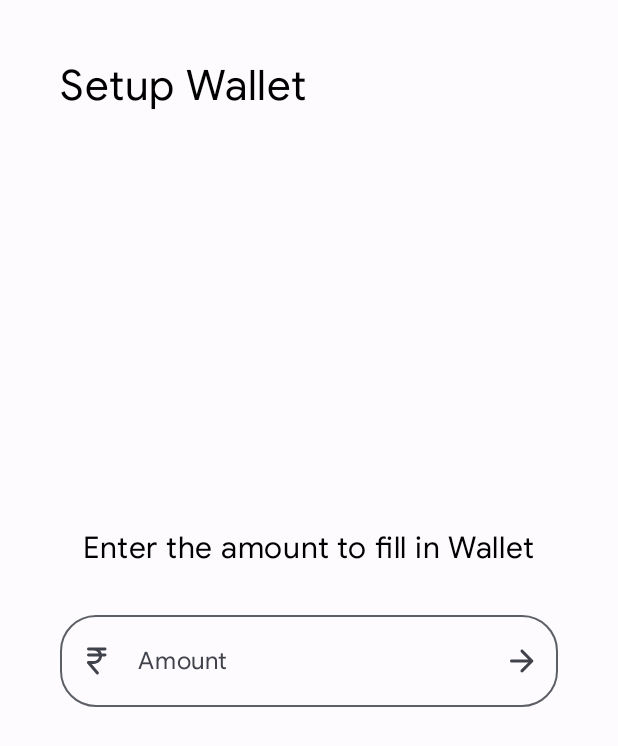
After one commit to yashramani7/Dropay, an Android app built with Jetpack Compose: the PaymentActivity screen opened directly, with no data from a screen before it, on a phone screen of 412 x 824 dp. The commit adds this screen. Shown: the top 746 px of the screen. Run offline under Robolectric (Android 15) with nearby library versions, the phone set to English and light mode, and no system bars; our stand-ins replace Firebase (no records; nobody signed in at launch, a user with empty details on screens opened directly).

Commit message:
Implement Wallet functionality

```diff
--- /dev/null
+++ b/app/src/main/java/com/beesechurgers/gullak/PaymentActivity.kt
@@ -0,0 +1,181 @@
+package com.beesechurgers.gullak
+
+import android.content.Intent
+import android.os.Bundle
+import android.os.Handler
+import android.widget.Toast
+import androidx.activity.ComponentActivity
+import androidx.activity.compose.rememberLauncherForActivityResult
+import androidx.activity.compose.setContent
+import androidx.activity.result.contract.ActivityResultContracts
+import androidx.compose.animation.AnimatedVisibility
+import androidx.compose.animation.animateContentSize
+import androidx.compose.animation.fadeIn
+import androidx.compose.animation.fadeOut
+import androidx.compose.foundation.background
+import androidx.compose.foundation.layout.*
+import androidx.compose.foundation.shape.RoundedCornerShape
+import androidx.compose.foundation.text.KeyboardOptions
+import androidx.compose.material.icons.Icons
+import androidx.compose.material.icons.rounded.ArrowForward
+import androidx.compose.material3.*
+import androidx.compose.runtime.getValue
+import androidx.compose.runtime.mutableStateOf
+import androidx.compose.runtime.saveable.rememberSaveable
+import androidx.compose.runtime.setValue
+import androidx.compose.ui.Alignment
+import androidx.compose.ui.Modifier
+import androidx.compose.ui.graphics.toArgb
+import androidx.compose.ui.platform.LocalFocusManager
+import androidx.compose.ui.res.painterResource
+import androidx.compose.ui.text.TextStyle
+import androidx.compose.ui.text.input.KeyboardType
+import androidx.compose.ui.unit.dp
+import androidx.compose.ui.unit.sp
+import com.beesechurgers.gullak.ui.theme.GullakTheme
+import com.beesechurgers.gullak.ui.theme.backgroundColor
+import com.beesechurgers.gullak.ui.theme.googleSansFont
+import com.beesechurgers.gullak.ui.theme.monoFont
+import com.beesechurgers.gullak.utils.DBConst
+import com.google.firebase.auth.FirebaseAuth
+import com.google.firebase.database.FirebaseDatabase
+
+@OptIn(ExperimentalMaterial3Api::class)
+class PaymentActivity : ComponentActivity() {
+
+    override fun onCreate(savedInstanceState: Bundle?) {
+        super.onCreate(savedInstanceState)
+        setContent {
+            window.statusBarColor = backgroundColor().toArgb()
+
+            GullakTheme(context = this) {
+                Scaffold(
+                    modifier = Modifier
+                        .fillMaxSize()
+                        .background(color = backgroundColor()),
+                    contentColor = contentColorFor(backgroundColor = backgroundColor()),
+                    topBar = {
+                        Surface(
+                            modifier = Modifier
+                                .fillMaxWidth()
+                                .background(color = backgroundColor())
+                                .animateContentSize(),
+                            color = backgroundColor(),
+                            contentColor = contentColorFor(backgroundColor = backgroundColor()),
+                        ) {
+                            Text(
+                                text = "Setup Wallet",
+                                fontFamily = googleSansFont,
+                                fontSize = 28.sp,
+                                modifier = Modifier.padding(start = 40.dp, top = 40.dp)
+                            )
+                        }
+                    },
+                    content = {
+                        Surface(
+                            modifier = Modifier
+                                .fillMaxSize()
+                                .background(color = backgroundColor())
+                                .animateContentSize(),
+                            color = backgroundColor(),
+                            contentColor = contentColorFor(backgroundColor = backgroundColor()),
+                        ) {
+                            Row(
+                                modifier = Modifier
+                                    .fillMaxSize()
+                                    .padding(16.dp)
+                            ) {
+                                Column(
+                                    modifier = Modifier
+                                        .fillMaxWidth()
+                                        .align(Alignment.CenterVertically)
+                                ) {
+                                    Text(
+                                        text = "Enter the amount to fill in Wallet",
+                                        fontFamily = googleSansFont,
+                                        fontSize = 20.sp,
+                                        modifier = Modifier
+                                            .padding(bottom = 24.dp)
+                                            .align(Alignment.CenterHorizontally)
+                                    )
+
+                                    var fieldEnabled by rememberSaveable { mutableStateOf(true) }
+                                    var amount by rememberSaveable { mutableStateOf("") }
+                                    val upiLauncher = rememberLauncherForActivityResult(
+                                        contract = ActivityResultContracts.StartActivityForResult(),
+                                        onResult = {
+                                            val user = FirebaseAuth.getInstance().currentUser ?: return@rememberLauncherForActivityResult
+                                            val data = it.data ?: return@rememberLauncherForActivityResult
+
+                                            val extra = data.extras ?: return@rememberLauncherForActivityResult
+                                            if (!extra.getBoolean("success", false)) return@rememberLauncherForActivityResult
+
+                                            fieldEnabled = false
+                                            Handler(mainLooper).postDelayed({
+                                                FirebaseDatabase.getInstance().reference.child(DBConst.DATA_KEY).child(user.uid)
+                                                    .updateChildren(HashMap<String, Any>().apply {
+                                                        this[DBConst.WALLET_KEY] = amount.toDouble()
+                                                    }).addOnSuccessListener {
+                                                        Toast.makeText(this@PaymentActivity, "Top up Success", Toast.LENGTH_SHORT).show()
+                                                        super.onBackPressed()
+                                                    }
+                                            }, 1000)
+                                        }
+                                    )
+                                    OutlinedTextField(
+                                        modifier = Modifier
+                                            .fillMaxWidth()
+                                            .wrapContentHeight()
+                                            .padding(start = 24.dp, end = 24.dp),
+                                        value = amount,
+                                        onValueChange = { amount = it },
+                                        label = { Text(text = "Amount", fontFamily = googleSansFont) },
+                                        singleLine = true,
+                                        keyboardOptions = KeyboardOptions.Default.copy(keyboardType = KeyboardType.Number),
+                                        shape = RoundedCornerShape(24.dp),
+                                        textStyle = TextStyle.Default.copy(fontFamily = monoFont, fontSize = 24.sp),
+                                        enabled = fieldEnabled,
+                                        leadingIcon = {
+                                            Icon(painter = painterResource(id = R.drawable.ic_rupee), contentDescription = "")
+                                        }, trailingIcon = {
+                                            IconButton(onClick = {
+                                                if (amount.isEmpty()) return@IconButton
+                                                if (amount.endsWith(".")) return@IconButton
+
+                                                val dec = amount.split(".")
+                                                if (dec.size > 2) return@IconButton
+                                                if (dec.size >= 2 && dec[1].length > 2) return@IconButton
+
+                                                upiLauncher.launch(
+                                                    Intent(
+                                                        this@PaymentActivity,
+                                                        DummyUPIScreen::class.java
+                                                    ).putExtra("_to", "Gullak Wallet")
+                                                        .putExtra("_amount", amount.toDouble())
+                                                )
+                                            }) {
+                                                Icon(Icons.Rounded.ArrowForward, contentDescription = "")
+                                            }
+                                        }
+                                    )
+
+                                    AnimatedVisibility(
+                                        visible = !fieldEnabled,
+                                        enter = fadeIn(),
+                                        exit = fadeOut(),
+                                        modifier = Modifier
+                                            .padding(16.dp)
+                                            .align(Alignment.CenterHorizontally)
+                                    ) {
+                                        LocalFocusManager.current.clearFocus()
+                                        CircularProgressIndicator()
+                                    }
+                                }
+                            }
+                        }
+                    }
+                )
+            }
+        }
+    }
+}
--- /dev/null
+++ b/app/src/main/res/drawable/ic_rupee.xml
@@ -0,0 +1,9 @@
+<vector xmlns:android="http://schemas.android.com/apk/res/android"
+    android:width="24dp"
+    android:height="24dp"
+    android:viewportWidth="24"
+    android:viewportHeight="24">
+    <path
+        android:fillColor="?attr/colorControlNormal"
+        android:pathData="M18,7H15.79a5.49,5.49 0,0 0,-1 -2H18a1,1 0,0 0,0 -2H7A1,1 0,0 0,7 5h3.5a3.5,3.5 0,0 1,3.15 2H7A1,1 0,0 0,7 9h7a3.5,3.5 0,0 1,-3.45 3H7a0.7,0.7 0,0 0,-0.14 0,0.65 0.65,0 0,0 -0.2,0 0.69,0.69 0,0 0,-0.19 0.1l-0.12,0.07 0,0a0.75,0.75 0,0 0,-0.14 0.17,1.1 1.1,0 0,0 -0.09,0.14 0.61,0.61 0,0 0,0 0.18A0.65,0.65 0,0 0,6 13s0,0 0,0a0.7,0.7 0,0 0,0 0.14,0.65 0.65,0 0,0 0,0.2 0.69,0.69 0,0 0,0.1 0.19s0,0.08 0.07,0.12l6,7a1,1 0,0 0,1.52 -1.3L9.18,14H10.5A5.5,5.5 0,0 0,16 9h2a1,1 0,0 0,0 -2Z" />
+</vector>
```
Also changed, not shown: app/src/main/AndroidManifest.xml (+8 -0 lines), app/src/main/java/com/beesechurgers/gullak/DummyUPIScreen.kt (added, +132 -0 lines), app/src/main/java/com/beesechurgers/gullak/ui/screen/HomeScreen.kt (+13 -31 lines), app/src/main/java/com/beesechurgers/gullak/utils/DBConst.kt (deleted, +0 -10 lines), app/src/main/java/com/beesechurgers/gullak/utils/DBUtils.kt (added, +45 -0 lines), app/src/main/res/drawable/ic_baseline_arrow_forward_24.xml (added, +11 -0 lines).
